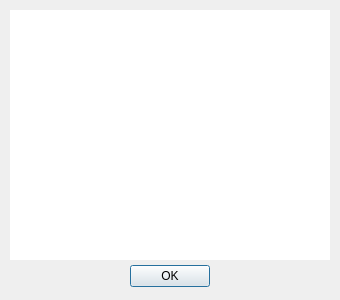
The window that src/whatsnewdialog.ui (pingledingle-tech/PinglyMotion) describes before a commit, drawn with Qt 5.
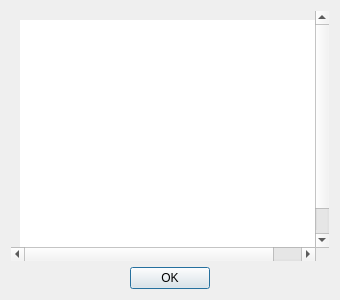
The same window after the commit.

Commit message:
Fix dialogs and view effects that can trap the user (#412)
* Add job file for dialog trap fix

* Job file: pull request number

* Dialogs fit the screen, text size steps back, Script Lab view effects follow the panel, remote control box without home path

* Job file: done

* Job file: list easingtiles

What changed in the file:
```diff
--- a/src/whatsnewdialog.ui
+++ b/src/whatsnewdialog.ui
@@ -3,69 +3,37 @@
  <class>WhatsNewDialog</class>
  <widget class="QDialog" name="WhatsNewDialog">
   <property name="geometry">
-   <rect>
-    <x>0</x>
-    <y>0</y>
-    <width>340</width>
-    <height>300</height>
-   </rect>
-  </property>
-  <property name="sizePolicy">
-   <sizepolicy hsizetype="Fixed" vsizetype="Fixed">
-    <horstretch>0</horstretch>
-    <verstretch>0</verstretch>
-   </sizepolicy>
-  </property>
-  <property name="minimumSize">
-   <size>
-    <width>340</width>
-    <height>300</height>
-   </size>
-  </property>
-  <property name="maximumSize">
-   <size>
-    <width>340</width>
-    <height>300</height>
-   </size>
+   <rect><x>0</x><y>0</y><width>340</width><height>300</height></rect>
   </property>
   <property name="windowTitle">
    <string>What's new</string>
   </property>
-  <widget class="QDialogButtonBox" name="okButtonBox">
-   <property name="geometry">
-    <rect>
-     <x>10</x>
-     <y>260</y>
-     <width>320</width>
-     <height>32</height>
-    </rect>
-   </property>
-   <property name="orientation">
-    <enum>Qt::Horizontal</enum>
-   </property>
-   <property name="standardButtons">
-    <set>QDialogButtonBox::Ok</set>
-   </property>
-   <property name="centerButtons">
-    <bool>true</bool>
-   </property>
-  </widget>
-  <widget class="QPlainTextEdit" name="plainTextEdit">
-   <property name="geometry">
-    <rect>
-     <x>10</x>
-     <y>10</y>
-     <width>320</width>
-     <height>250</height>
-    </rect>
-   </property>
-   <property name="frameShape">
-    <enum>QFrame::NoFrame</enum>
-   </property>
-   <property name="readOnly">
-    <bool>true</bool>
-   </property>
-  </widget>
+  <layout class="QVBoxLayout" name="mainLayout">
+   <item>
+    <widget class="QScrollArea" name="scrollArea">
+     <property name="frameShape"><enum>QFrame::NoFrame</enum></property>
+     <property name="widgetResizable"><bool>true</bool></property>
+     <widget class="QWidget" name="scrollContents">
+      <layout class="QVBoxLayout" name="contentLayout">
+       <item>
+        <widget class="QPlainTextEdit" name="plainTextEdit">
+         <property name="minimumSize"><size><width>320</width><height>250</height></size></property>
+         <property name="frameShape"><enum>QFrame::NoFrame</enum></property>
+         <property name="readOnly"><bool>true</bool></property>
+        </widget>
+       </item>
+      </layout>
+     </widget>
+    </widget>
+   </item>
+   <item>
+    <widget class="QDialogButtonBox" name="okButtonBox">
+     <property name="orientation"><enum>Qt::Horizontal</enum></property>
+     <property name="standardButtons"><set>QDialogButtonBox::Ok</set></property>
+     <property name="centerButtons"><bool>true</bool></property>
+    </widget>
+   </item>
+  </layout>
  </widget>
  <resources/>
  <connections>
```
The commit also changes 36 other files.
